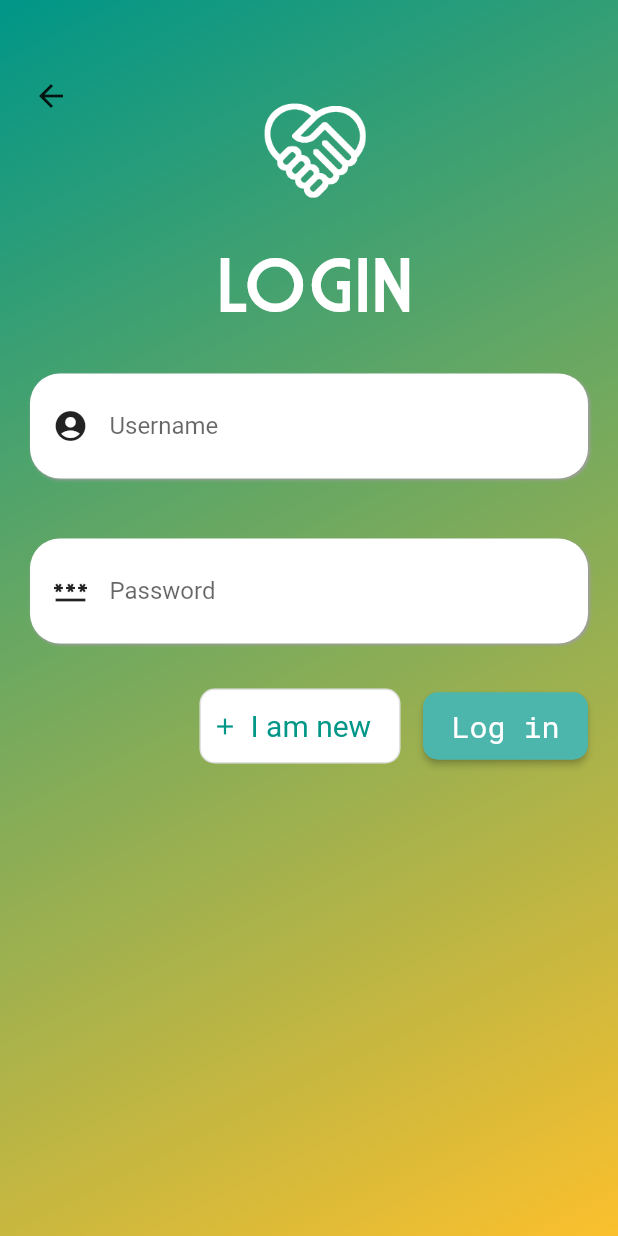
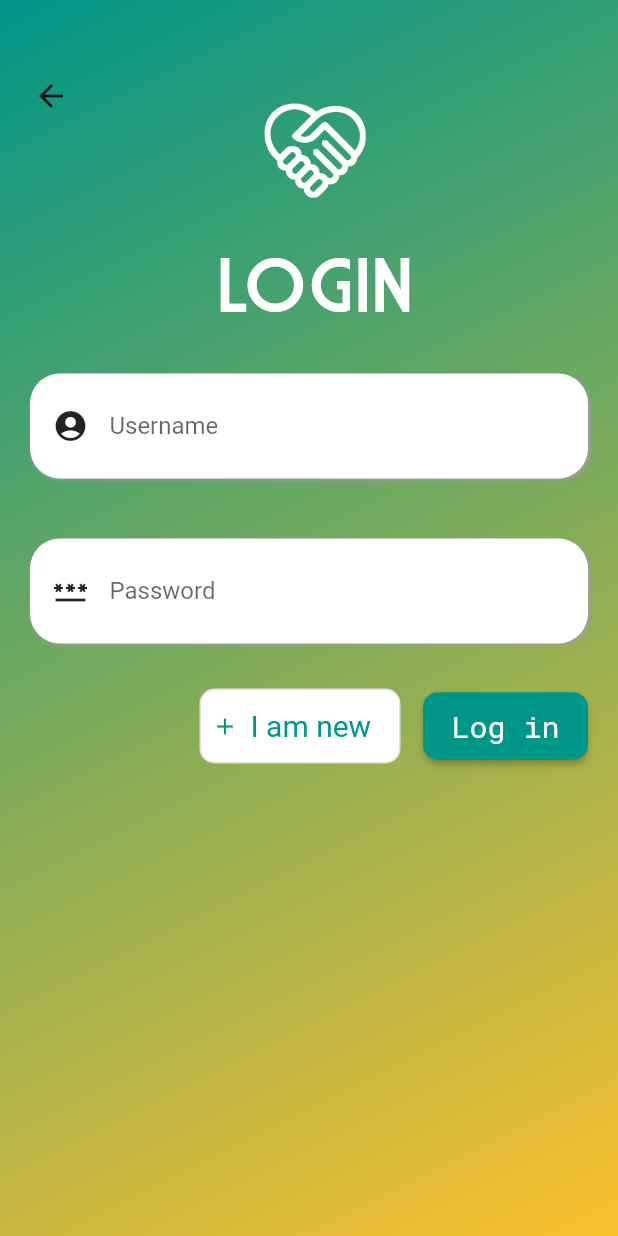
Before and after one commit to commed-it/mobile-app, a Flutter app: the LoginView screen opened by its route, on a phone screen of 412 x 824 dp. Run offline on Flutter 3.47's test engine with Material 2 defaults, Android fonts, the phone set to English and light mode, and no system bars; our stand-ins replace carousel_slider, flutter_redux, redux, simple_animations; generated files the repository leaves out were written again; network calls fail.

Commit message:
Mid commit!

```diff
--- a/lib/login/login_view.dart
+++ b/lib/login/login_view.dart
@@ -3,15 +3,18 @@ import 'package:flutter_app/login/utils/header.dart';
 import 'package:flutter_app/login/widgets/login.dart';
 import 'package:flutter_app/login/widgets/register.dart';
 import 'package:flutter_app/store/store.dart';
+import 'package:flutter_app/store/theme.dart';
 import 'package:flutter_redux/flutter_redux.dart';
 
 class LoginView extends StatelessWidget {
-  LoginView({Key? key}) : super(key: key);
+  const LoginView({Key? key}) : super(key: key);
 
   @override
   Widget build(BuildContext context) {
     return Scaffold(
-      body: Container(
+      body: StoreConnector<AppState, CommedTheme>(
+        converter: (store) => store.state.theme,
+      builder: (ctx, theme) => Container(
         width: double.infinity,
         height: double.infinity,
         decoration: BoxDecoration(
@@ -19,11 +22,25 @@ class LoginView extends StatelessWidget {
               begin: Alignment.topLeft,
               end: Alignment.bottomRight,
               colors: [
-                Colors.teal,
-                Colors.yellow.shade700,
+                theme.primary.color,
+                theme.accent.color,
               ]),
         ),
-        child: Expanded(
+        child: const _LoginExpanded(),
+      ),
+      )
+    );
+  }
+}
+
+class _LoginExpanded extends StatelessWidget {
+  const _LoginExpanded({
+    Key? key,
+  }) : super(key: key);
+
+  @override
+  Widget build(BuildContext context) {
+    return Expanded(
         child: SizedBox(
           width: double.infinity,
           child: SingleChildScrollView(
@@ -37,8 +54,6 @@ class LoginView extends StatelessWidget {
                         store.state.loginViewState.isOnRegister),
                 BodyLogin(),
               ],
-              ),
-            ),
             ),
           ),
         ),
--- a/lib/login/utils/header.dart
+++ b/lib/login/utils/header.dart
@@ -1,7 +1,10 @@
 import 'package:flutter/material.dart';
 import 'package:flutter_app/login/utils/generic_field.dart';
+import 'package:flutter_app/store/store.dart';
+import 'package:flutter_app/store/theme.dart';
 import 'package:flutter_app/widgets/fade_animation.dart';
 import 'package:flutter_gen/gen_l10n/app_localizations.dart';
+import 'package:flutter_redux/flutter_redux.dart';
 
 class HeadLogin extends StatelessWidget {
   const HeadLogin({
@@ -35,21 +38,25 @@ class HeadLogin extends StatelessWidget {
                               fit: BoxFit.cover,
                               height: 120,
                             ),
+                            StoreConnector<AppState, CommedTheme>(
+                                builder: (ctx, theme) =>
                                     Text(
                                       func(AppLocalizations.of(context)!).toUpperCase(),
-                              style: const TextStyle(
-                                color: Colors.white,
+                                      style: TextStyle(
+                                        color: theme.primary.textColor,
                                         fontSize: 50,
                                         fontFamily: 'Market',
                                       ),
                                     ),
+
+                                converter: (s) => s.state.theme)
                          ],
                         ),
                       ),
                   ),
                 ],
               ),
-              Padding(padding: EdgeInsets.all(20),)
+              const Padding(padding: EdgeInsets.all(20),)
             ]),
       ),
     );
--- a/lib/login/widgets/generic_bottom.dart
+++ b/lib/login/widgets/generic_bottom.dart
@@ -1,8 +1,8 @@
 import 'package:flutter/material.dart';
-import 'package:flutter_app/login/store/actions.dart';
 import 'package:flutter_app/login/utils/generic_field.dart';
 import 'package:flutter_app/store/actions.dart';
 import 'package:flutter_app/store/store.dart';
+import 'package:flutter_app/store/theme.dart';
 import 'package:flutter_app/widgets/fade_animation.dart';
 import 'package:flutter_gen/gen_l10n/app_localizations.dart';
 import 'package:flutter_redux/flutter_redux.dart';
@@ -23,17 +23,23 @@ FadeAnimation buildGenericBottomWidget(
         children: [
           FormElevatedButton(context: context, func: elevatedFunc),
           const SizedBox(width: 15),
-          buildOutlinedButton(
-              context, outlinedFunc, outWidth, outIcon, action),
+          buildOutlinedButton(context, outlinedFunc, outWidth, outIcon, action),
         ],
       ),
     ),
   );
 }
 
+class VoidCallbackAndTheme {
+  final VoidCallback func;
+  final CommedTheme theme;
+
+  VoidCallbackAndTheme(this.func, this.theme);
+}
+
 Widget buildOutlinedButton(BuildContext context, fromAppLocalization func,
     double width, IconData icon, AppAction action) {
-  return StoreConnector<AppState, VoidCallback>(
+  return StoreConnector<AppState, VoidCallbackAndTheme>(
       builder: (context, callback) {
         return OutlinedButton.icon(
           icon: Padding(
@@ -41,12 +47,12 @@ Widget buildOutlinedButton(BuildContext context, fromAppLocalization func,
             child: Icon(
               icon,
               size: 18,
-              color: Colors.teal,
+              color: callback.theme.primary.color,
             ),
           ),
           style: ElevatedButton.styleFrom(
             padding: EdgeInsets.zero,
-            primary: Colors.white,
+            primary: callback.theme.primary.textColor,
             shape: RoundedRectangleBorder(
               borderRadius: BorderRadius.circular(10),
             ),
@@ -58,18 +64,19 @@ Widget buildOutlinedButton(BuildContext context, fromAppLocalization func,
               children: [
                 Text(
                   func(AppLocalizations.of(context)!),
-                  style: const TextStyle(
+                  style: TextStyle(
                     fontSize: 20,
-                    color: Colors.teal,
+                    color: callback.theme.primary.color,
                   ),
                 ),
               ],
             ),
           ),
-          onPressed: callback,
+          onPressed: callback.func,
         );
       },
-      converter: (store) => () => store.dispatch(action));
+      converter: (store) => VoidCallbackAndTheme(
+          () => store.dispatch(action), store.state.theme));
 }
 
 class FormElevatedButton extends StatelessWidget {
@@ -84,11 +91,12 @@ class FormElevatedButton extends StatelessWidget {
 
   @override
   Widget build(BuildContext context) {
-    return ElevatedButton(
+    return StoreConnector<AppState, CommedTheme>(
+      builder: (ctx, theme) => ElevatedButton(
         onPressed: () {},
         style: ElevatedButton.styleFrom(
           padding: EdgeInsets.zero,
-        primary: Colors.teal.shade300,
+          primary: theme.primary.color,
           shape: RoundedRectangleBorder(
             borderRadius: BorderRadius.circular(10),
           ),
@@ -99,13 +107,15 @@ class FormElevatedButton extends StatelessWidget {
           alignment: Alignment.center,
           child: Text(
             func(AppLocalizations.of(context)!),
-          style: const TextStyle(
+            style: TextStyle(
               fontFamily: 'RobotoMono',
               fontSize: 20,
-            color: Colors.white,
+              color: theme.primary.textColor,
             ),
           ),
         ),
+      ),
+      converter: (s) => s.state.theme,
     );
   }
 }
--- a/lib/store/store.dart
+++ b/lib/store/store.dart
@@ -2,6 +2,7 @@ import 'package:flutter/material.dart';
 import 'package:flutter_app/generic/carrousel/exported.dart';
 import 'package:flutter_app/login/store/store.dart';
 import 'package:flutter_app/root/store/store.dart';
+import 'package:flutter_app/store/theme.dart';
 
 import 'actions.dart';
 
@@ -29,27 +30,31 @@ class AppState {
   final PageControlState pageControlState;
   final GlobalKey<NavigatorState> navigatorKey;
   final ImageContainer imageContainerMock;
+  final CommedTheme theme;
 
   // add User, ...
   const AppState(this.loginViewState, this.pageControlState, this.navigatorKey,
-      this.imageContainerMock);
+      this.imageContainerMock, this.theme);
 
   AppState.init()
       : loginViewState = const LoginState.init(),
         pageControlState = PageControlState.init(),
         navigatorKey = GlobalKey<NavigatorState>(),
-        imageContainerMock = ImageContainer(imgList);
+        imageContainerMock = ImageContainer(imgList),
+        theme = CommedTheme.init();
 
   AppState copy(
           {LoginState? loginViewState,
           PageControlState? pageControlState,
           GlobalKey<NavigatorState>? navigatorKey,
-          ImageContainer? imageContainerMock}) =>
+          ImageContainer? imageContainerMock,
+          CommedTheme? theme}) =>
       AppState(
           loginViewState ?? this.loginViewState,
           pageControlState ?? this.pageControlState,
           navigatorKey ?? this.navigatorKey,
-          imageContainerMock ?? this.imageContainerMock);
+          imageContainerMock ?? this.imageContainerMock,
+          theme ?? this.theme);
 }
 
 AppState navigationReducer(AppState prev, AppAction action) {
--- /dev/null
+++ b/lib/store/theme.dart
@@ -0,0 +1,36 @@
+// This class contains the theme that will be used in the app. If you ever need
+// to put some product with a color, text over this color, sub title, or
+// everything like that you should pass it to avoid being a pain in the ass to
+// change the theme
+
+import 'package:flutter/material.dart';
+
+class ColorText {
+  final Color color;
+  final Color textColor;
+
+  ColorText(this.color, this.textColor);
+
+  Color get subtitleColor => Color.alphaBlend(textColor.withAlpha(221), color);
+}
+
+class CommedTheme {
+  final ColorText primary;
+  final ColorText accent;
+  final ColorText background;
+
+  CommedTheme(this.primary, this.accent, this.background);
+
+  CommedTheme copy({
+    ColorText? primary,
+    ColorText? accent,
+    ColorText? background,
+  }) =>
+      CommedTheme(primary ?? this.primary, accent ?? this.accent,
+          background ?? this.background);
+
+  CommedTheme.init()
+    : primary = ColorText(Colors.teal, Colors.white),
+      accent = ColorText(Colors.yellow.shade700, Colors.black),
+      background = ColorText(Colors.white, Colors.black);
+}
```
Also changed, not shown: lib/chat/conversation/conversation_view.dart (+98 -0 lines), lib/root/pagecontrol_view.dart (+10 -6 lines), lib/widgets/generic_summary.dart (+19 -11 lines). Lines whose indentation alone changed are shown as unchanged.
